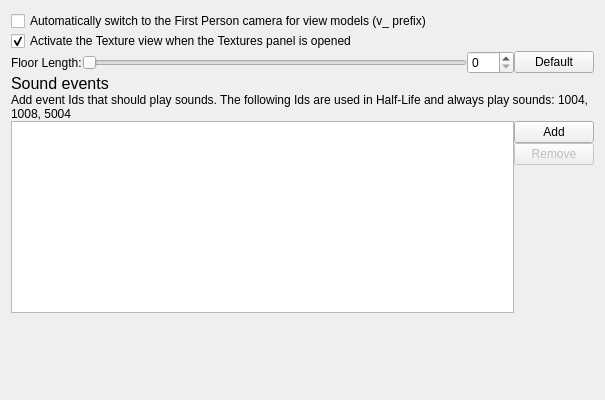
Qt form src/hlam/ui/options/OptionsPageStudioModel.ui (SamVanheer/HalfLifeAssetManager) before a commit.
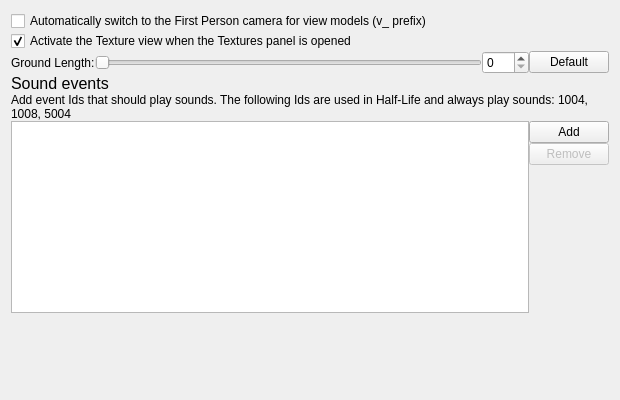
The same form after that commit.

Commit message: Consistently refer to ground instead of floor

Patch:
```diff
--- a/src/hlam/ui/options/OptionsPageStudioModel.ui
+++ b/src/hlam/ui/options/OptionsPageStudioModel.ui
@@ -6,7 +6,7 @@
    <rect>
     <x>0</x>
     <y>0</y>
-    <width>605</width>
+    <width>620</width>
     <height>400</height>
    </rect>
   </property>
@@ -42,7 +42,7 @@
      <item row="2" column="0">
       <widget class="QLabel" name="label">
        <property name="text">
-        <string>Floor Length:</string>
+        <string>Ground Length:</string>
        </property>
       </widget>
      </item>
```
Left out of the diff: 6 changed lines with no effect on the pictures. The commit also changes 10 other files.
